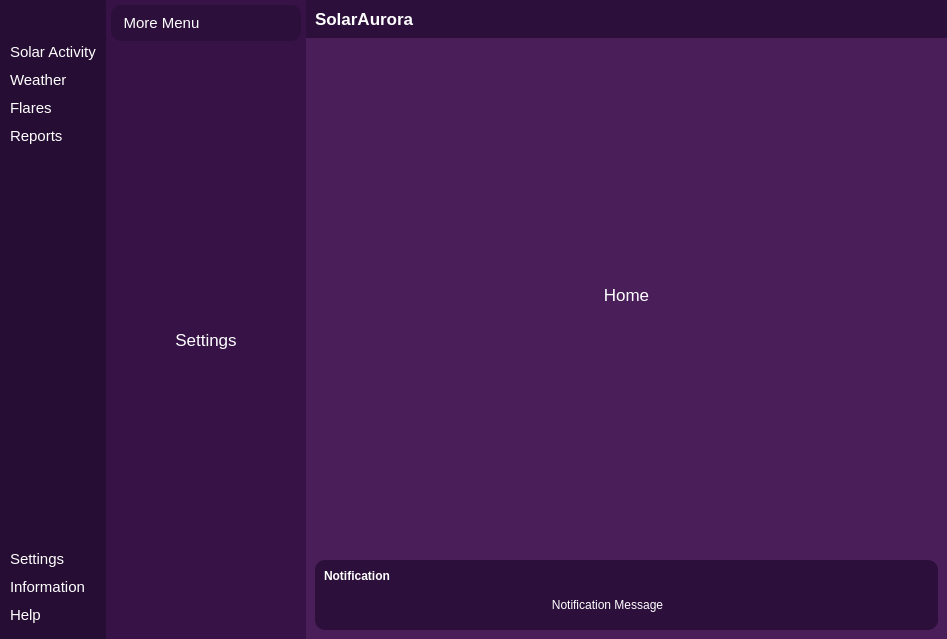
Old version of the form solarinterface.ui in the repository however-vkt/Solar-Aurora.
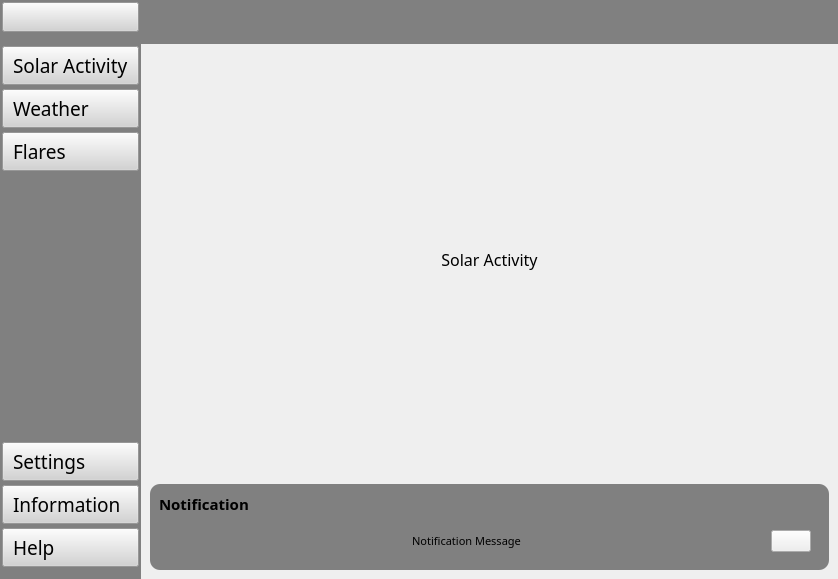
New version of the form. Icons and pictures are not drawn. Custom widgets are drawn as their Qt base class.

Commit message:
added: client version, async cycle in client, info saving in list, base of interface for client, icon package
need:
create request cycles for tasks (server)

need fix:
translator (bad api) (server)
weatherinfo (bad api) (server)

```diff
--- a/solarinterface.ui
+++ b/solarinterface.ui
@@ -6,46 +6,37 @@
    <rect>
     <x>0</x>
     <y>0</y>
-    <width>947</width>
-    <height>639</height>
+    <width>838</width>
+    <height>579</height>
    </rect>
   </property>
   <property name="windowTitle">
    <string>MainWindow</string>
   </property>
   <property name="styleSheet">
-   <string notr="true">*{
+   <string notr="true">QFrame{
 	border: none;
-	background-color: transparent;
-	background: transparent;
-	padding: 0;
-	margin: 0;
-	color: #FFF;
-}
-#centralwidget{
-	background-color:#4A1F59;
 }
 #leftMenuSubContainer{
-	background-color:#260D33;
+	background-color: grey;
 }
 #leftMenuSubContainer QPushButton{
+	margin: 2px;
 	text-align: left;
 	padding: 5px 10px;
-	border-top-left-radius: 10px;
-	border-bottom-left-radius: 10px;
+	background-color: #D3D3D3;
 }
-#centerMenuSubContainer
-{
-	background-color: #361247;
+#frame_7 QPushButton{
+	background-color: #D3D3D3;
 }
 #frame_4,#frame_8,#popupNotificationSubContainer
 {
-	background-color: #2C0F3B;
+	background-color: grey;
 	border-radius: 10px;
 }
 #headerContainer
 {
-	background-color: #2C0F3B;
+	background-color: grey;
 }
 
 
@@ -180,7 +171,7 @@
             </layout>
            </widget>
           </item>
-          <item alignment="Qt::AlignTop">
+          <item>
            <widget class="QFrame" name="frame_2">
             <property name="sizePolicy">
              <sizepolicy hsizetype="Preferred" vsizetype="Preferred">
@@ -220,7 +211,9 @@
               <widget class="QPushButton" name="SolarButton">
                <property name="font">
                 <font>
-                 <pointsize>11</pointsize>
+                 <family>8BIT WONDER(RUS BY LYAJKA)</family>
+                 <pointsize>14</pointsize>
+                 <bold>false</bold>
                 </font>
                </property>
                <property name="toolTip">
@@ -248,7 +241,9 @@
               <widget class="QPushButton" name="WeatherButton">
                <property name="font">
                 <font>
-                 <pointsize>11</pointsize>
+                 <family>8BIT WONDER(RUS BY LYAJKA)</family>
+                 <pointsize>14</pointsize>
+                 <bold>false</bold>
                 </font>
                </property>
                <property name="toolTip">
@@ -273,40 +268,17 @@
               <widget class="QPushButton" name="FlaresButton">
                <property name="font">
                 <font>
-                 <pointsize>11</pointsize>
+                 <family>8BIT WONDER(RUS BY LYAJKA)</family>
+                 <pointsize>14</pointsize>
+                 <bold>false</bold>
                 </font>
                </property>
                <property name="text">
                 <string>Flares</string>
                </property>
                <property name="icon">
-                <iconset resource="ICONS_4pr/ICONS_pr.qrc">
-                 <normaloff>:/ICONS/flare.png</normaloff>:/ICONS/flare.png</iconset>
-               </property>
-               <property name="iconSize">
-                <size>
-                 <width>32</width>
-                 <height>32</height>
-                </size>
-               </property>
-              </widget>
-             </item>
-             <item>
-              <widget class="QPushButton" name="reportBtn">
-               <property name="font">
-                <font>
-                 <pointsize>11</pointsize>
-                </font>
-               </property>
-               <property name="toolTip">
-                <string>View Reports</string>
-               </property>
-               <property name="text">
-                <string>Reports</string>
-               </property>
-               <property name="icon">
-                <iconset>
-                 <normaloff>:/icons/icons/printer.svg</normaloff>:/icons/icons/printer.svg</iconset>
+                <iconset resource="icons/ico.qrc">
+                 <normaloff>:/newPrefix/activity.svg</normaloff>:/newPrefix/activity.svg</iconset>
                </property>
                <property name="iconSize">
                 <size>
@@ -324,6 +296,9 @@
             <property name="orientation">
              <enum>Qt::Vertical</enum>
             </property>
+            <property name="sizeType">
+             <enum>QSizePolicy::Expanding</enum>
+            </property>
             <property name="sizeHint" stdset="0">
              <size>
               <width>20</width>
@@ -366,7 +341,9 @@
               <widget class="QPushButton" name="settingsBtn">
                <property name="font">
                 <font>
-                 <pointsize>11</pointsize>
+                 <family>8BIT WONDER(RUS BY LYAJKA)</family>
+                 <pointsize>14</pointsize>
+                 <bold>false</bold>
                 </font>
                </property>
                <property name="toolTip">
@@ -381,8 +358,8 @@
                </property>
                <property name="iconSize">
                 <size>
-                 <width>24</width>
-                 <height>24</height>
+                 <width>32</width>
+                 <height>32</height>
                 </size>
                </property>
               </widget>
@@ -391,7 +368,9 @@
               <widget class="QPushButton" name="infoBtn">
                <property name="font">
                 <font>
-                 <pointsize>11</pointsize>
+                 <family>8BIT WONDER(RUS BY LYAJKA)</family>
+                 <pointsize>14</pointsize>
+                 <bold>false</bold>
                 </font>
                </property>
                <property name="toolTip">
@@ -416,7 +395,9 @@
               <widget class="QPushButton" name="helpBtn">
                <property name="font">
                 <font>
-                 <pointsize>11</pointsize>
+                 <family>8BIT WONDER(RUS BY LYAJKA)</family>
+                 <pointsize>14</pointsize>
+                 <bold>false</bold>
                 </font>
                </property>
                <property name="toolTip">
@@ -431,8 +412,8 @@
                </property>
                <property name="iconSize">
                 <size>
-                 <width>24</width>
-                 <height>24</height>
+                 <width>32</width>
+                 <height>32</height>
                 </size>
                </property>
               </widget>
@@ -464,150 +445,6 @@
        <property name="bottomMargin">
         <number>0</number>
        </property>
-       <item alignment="Qt::AlignLeft">
-        <widget class="QWidget" name="centerMenuSubContainer" native="true">
-         <property name="minimumSize">
-          <size>
-           <width>200</width>
-           <height>0</height>
-          </size>
-         </property>
-         <layout class="QVBoxLayout" name="verticalLayout_6">
-          <property name="spacing">
-           <number>5</number>
-          </property>
-          <property name="leftMargin">
-           <number>5</number>
-          </property>
-          <property name="topMargin">
-           <number>5</number>
-          </property>
-          <property name="rightMargin">
-           <number>5</number>
-          </property>
-          <property name="bottomMargin">
-           <number>5</number>
-          </property>
-          <item alignment="Qt::AlignTop">
-           <widget class="QFrame" name="frame_4">
-            <property name="frameShape">
-             <enum>QFrame::StyledPanel</enum>
-            </property>
-            <property name="frameShadow">
-             <enum>QFrame::Raised</enum>
-            </property>
-            <layout class="QHBoxLayout" name="horizontalLayout_3">
-             <item>
-              <widget class="QLabel" name="label">
-               <property name="font">
-                <font>
-                 <pointsize>11</pointsize>
-                </font>
-               </property>
-               <property name="text">
-                <string>More Menu</string>
-               </property>
-               <property name="alignment">
-                <set>Qt::AlignCenter</set>
-               </property>
-              </widget>
-             </item>
-             <item alignment="Qt::AlignRight">
-              <widget class="QPushButton" name="closeCenterMenuBtn">
-               <property name="toolTip">
-                <string>Close Menu</string>
-               </property>
-               <property name="text">
-                <string/>
-               </property>
-               <property name="icon">
-                <iconset>
-                 <normaloff>:/icons/icons/x-circle.svg</normaloff>:/icons/icons/x-circle.svg</iconset>
-               </property>
-               <property name="iconSize">
-                <size>
-                 <width>24</width>
-                 <height>24</height>
-                </size>
-               </property>
-              </widget>
-             </item>
-            </layout>
-           </widget>
-          </item>
-          <item>
-           <widget class="QCustomStackedWidget" name="centerMenuPages">
-            <property name="minimumSize">
-             <size>
-              <width>0</width>
-              <height>0</height>
-             </size>
-            </property>
-            <property name="currentIndex">
-             <number>0</number>
-            </property>
-            <widget class="QWidget" name="page_3">
-             <layout class="QVBoxLayout" name="verticalLayout_7">
-              <item>
-               <widget class="QLabel" name="label_2">
-                <property name="font">
-                 <font>
-                  <pointsize>13</pointsize>
-                 </font>
-                </property>
-                <property name="text">
-                 <string>Settings</string>
-                </property>
-                <property name="alignment">
-                 <set>Qt::AlignCenter</set>
-                </property>
-               </widget>
-              </item>
-             </layout>
-            </widget>
-            <widget class="QWidget" name="page_5">
-             <layout class="QVBoxLayout" name="verticalLayout_9">
-              <item>
-               <widget class="QLabel" name="label_4">
-                <property name="font">
-                 <font>
-                  <pointsize>13</pointsize>
-                 </font>
-                </property>
-                <property name="text">
-                 <string>Help</string>
-                </property>
-                <property name="alignment">
-                 <set>Qt::AlignCenter</set>
-                </property>
-               </widget>
-              </item>
-             </layout>
-            </widget>
-            <widget class="QWidget" name="page_4">
-             <layout class="QVBoxLayout" name="verticalLayout_8">
-              <item>
-               <widget class="QLabel" name="label_3">
-                <property name="font">
-                 <font>
-                  <pointsize>13</pointsize>
-                 </font>
-                </property>
-                <property name="text">
-                 <string>Information</string>
-                </property>
-                <property name="alignment">
-                 <set>Qt::AlignCenter</set>
-                </property>
-               </widget>
-              </item>
-             </layout>
-            </widget>
-           </widget>
-          </item>
-         </layout>
-        </widget>
-       </item>
       </layout>
      </widget>
     </item>
@@ -641,7 +478,24 @@
        <item alignment="Qt::AlignTop">
         <widget class="QWidget" name="headerContainer" native="true">
          <layout class="QHBoxLayout" name="horizontalLayout_5">
-          <item alignment="Qt::AlignLeft">
+          <item>
+           <widget class="QLabel" name="label_5">
+            <property name="font">
+             <font>
+              <family>8BIT WONDER(RUS BY LYAJKA)</family>
+              <pointsize>14</pointsize>
+              <bold>false</bold>
+             </font>
+            </property>
+            <property name="text">
+             <string/>
+            </property>
+            <property name="alignment">
+             <set>Qt::AlignCenter</set>
+            </property>
+           </widget>
+          </item>
+          <item alignment="Qt::AlignHCenter|Qt::AlignVCenter">
            <widget class="QFrame" name="frame_5">
             <property name="frameShape">
              <enum>QFrame::StyledPanel</enum>
@@ -665,170 +519,6 @@
              <property name="bottomMargin">
               <number>0</number>
              </property>
-             <item>
-              <widget class="QLabel" name="label_5">
-               <property name="font">
-                <font>
-                 <pointsize>13</pointsize>
-                 <weight>75</weight>
-                 <bold>true</bold>
-                </font>
-               </property>
-               <property name="text">
-                <string>SolarAurora</string>
-               </property>
-              </widget>
-             </item>
-            </layout>
-           </widget>
-          </item>
-          <item alignment="Qt::AlignHCenter">
-           <widget class="QFrame" name="frame_6">
-            <property name="frameShape">
-             <enum>QFrame::StyledPanel</enum>
-            </property>
-            <property name="frameShadow">
-             <enum>QFrame::Raised</enum>
-            </property>
-            <layout class="QHBoxLayout" name="horizontalLayout_6">
-             <property name="spacing">
-              <number>6</number>
-             </property>
-             <property name="leftMargin">
-              <number>0</number>
-             </property>
-             <property name="topMargin">
-              <number>0</number>
-             </property>
-             <property name="rightMargin">
-              <number>0</number>
-             </property>
-             <property name="bottomMargin">
-              <number>0</number>
-             </property>
-             <item>
-              <widget class="QPushButton" name="notificationBtn">
-               <property name="text">
-                <string/>
-               </property>
-               <property name="icon">
-                <iconset>
-                 <normaloff>:/icons/icons/bell.svg</normaloff>:/icons/icons/bell.svg</iconset>
-               </property>
-               <property name="iconSize">
-                <size>
-                 <width>24</width>
-                 <height>24</height>
-                </size>
-               </property>
-              </widget>
-             </item>
-             <item>
-              <widget class="QPushButton" name="moreMenuBtn">
-               <property name="toolTip">
-                <string>More</string>
-               </property>
-               <property name="text">
-                <string/>
-               </property>
-               <property name="icon">
-                <iconset>
-                 <normaloff>:/icons/icons/more-horizontal.svg</normaloff>:/icons/icons/more-horizontal.svg</iconset>
-               </property>
-               <property name="iconSize">
-                <size>
-                 <width>24</width>
-                 <height>24</height>
-                </size>
-               </property>
-              </widget>
-             </item>
-             <item>
-              <widget class="QPushButton" name="profileMenuBtn">
-               <property name="toolTip">
-                <string>Profile</string>
-               </property>
-               <property name="text">
-                <string/>
-               </property>
-               <property name="icon">
-                <iconset>
-                 <normaloff>:/icons/icons/user.svg</normaloff>:/icons/icons/user.svg</iconset>
-               </property>
-               <property name="iconSize">
-                <size>
-                 <width>24</width>
-                 <height>24</height>
-                </size>
-               </property>
-              </widget>
-             </item>
-            </layout>
-           </widget>
-          </item>
-          <item alignment="Qt::AlignRight">
-           <widget class="QFrame" name="frame_7">
-            <property name="frameShape">
-             <enum>QFrame::StyledPanel</enum>
-            </property>
-            <property name="frameShadow">
-             <enum>QFrame::Raised</enum>
-            </property>
-            <layout class="QHBoxLayout" name="horizontalLayout_4">
-             <property name="leftMargin">
-              <number>0</number>
-             </property>
-             <property name="topMargin">
-              <number>0</number>
-             </property>
-             <property name="rightMargin">
-              <number>0</number>
-             </property>
-             <property name="bottomMargin">
-              <number>0</number>
-             </property>
-             <item>
-              <widget class="QPushButton" name="minimizeBtn">
-               <property name="toolTip">
-                <string>Minimize Window</string>
-               </property>
-               <property name="text">
-                <string/>
-               </property>
-               <property name="icon">
-                <iconset>
-                 <normaloff>:/icons/icons/minus.svg</normaloff>:/icons/icons/minus.svg</iconset>
-               </property>
-              </widget>
-             </item>
-             <item>
-              <widget class="QPushButton" name="restoreBtn">
-               <property name="toolTip">
-                <string>Restore Window</string>
-               </property>
-               <property name="text">
-                <string/>
-               </property>
-               <property name="icon">
-                <iconset>
-                 <normaloff>:/icons/icons/square.svg</normaloff>:/icons/icons/square.svg</iconset>
-               </property>
-              </widget>
-             </item>
-             <item>
-              <widget class="QPushButton" name="closeBtn">
-               <property name="toolTip">
-                <string>Close Window</string>
-               </property>
-               <property name="text">
-                <string/>
-               </property>
-               <property name="icon">
-                <iconset>
-                 <normaloff>:/icons/icons/x.svg</normaloff>:/icons/icons/x.svg</iconset>
-               </property>
-              </widget>
-             </item>
             </layout>
            </widget>
           </item>
@@ -864,11 +554,12 @@
                   <widget class="QLabel" name="label_10">
                    <property name="font">
                     <font>
-                     <pointsize>13</pointsize>
+                     <family>8BIT WONDER(RUS BY LYAJKA)</family>
+                     <pointsize>12</pointsize>
                     </font>
                    </property>
                    <property name="text">
-                    <string>Home</string>
+                    <string>Solar Activity</string>
                    </property>
                    <property name="alignment">
                     <set>Qt::AlignCenter</set>
@@ -933,7 +624,8 @@
               <widget class="QLabel" name="label_14">
                <property name="font">
                 <font>
-                 <weight>75</weight>
+                 <family>8BIT WONDER(RUS BY LYAJKA)</family>
+                 <pointsize>11</pointsize>
                  <bold>true</bold>
                 </font>
                </property>
@@ -959,6 +651,12 @@
                     <verstretch>0</verstretch>
                    </sizepolicy>
                   </property>
+                  <property name="font">
+                   <font>
+                    <family>8BIT WONDER(RUS BY LYAJKA)</family>
+                    <pointsize>8</pointsize>
+                   </font>
+                  </property>
                   <property name="text">
                    <string>Notification Message</string>
                   </property>
@@ -967,7 +665,7 @@
                   </property>
                  </widget>
                 </item>
-                <item alignment="Qt::AlignRight">
+                <item>
                  <widget class="QPushButton" name="closeNotificationBtn">
                   <property name="toolTip">
                    <string>Close notification</string>
```
Left out of the diff: 40 changed lines with no effect on the pictures. The commit also changes 300 other files.
